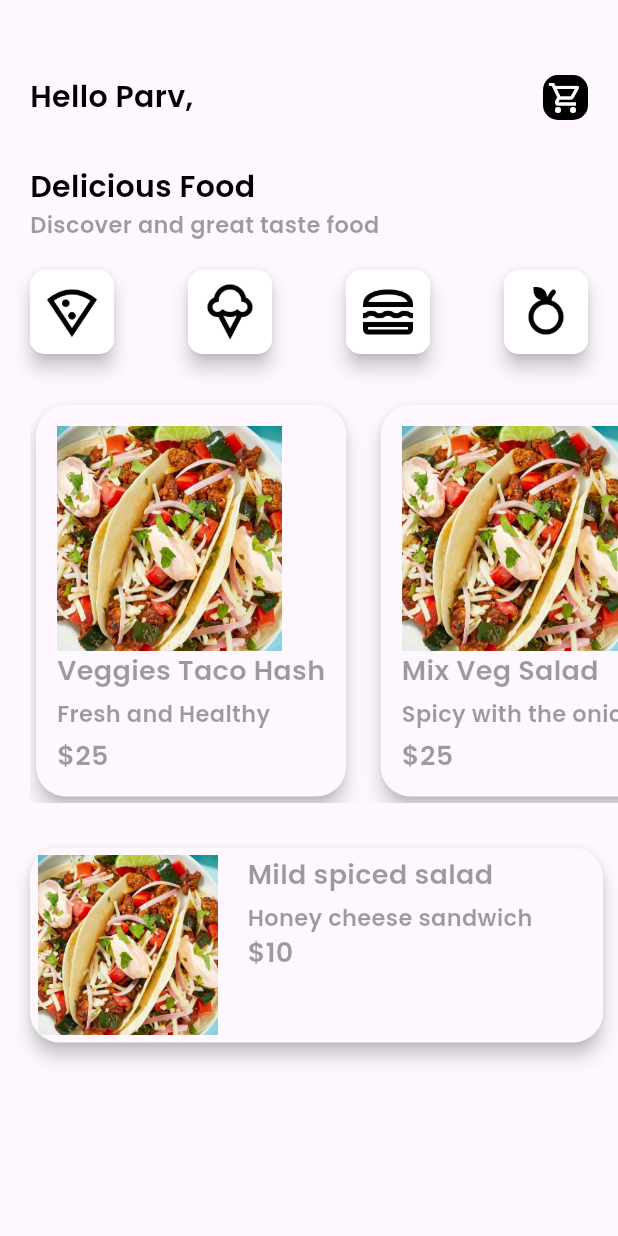
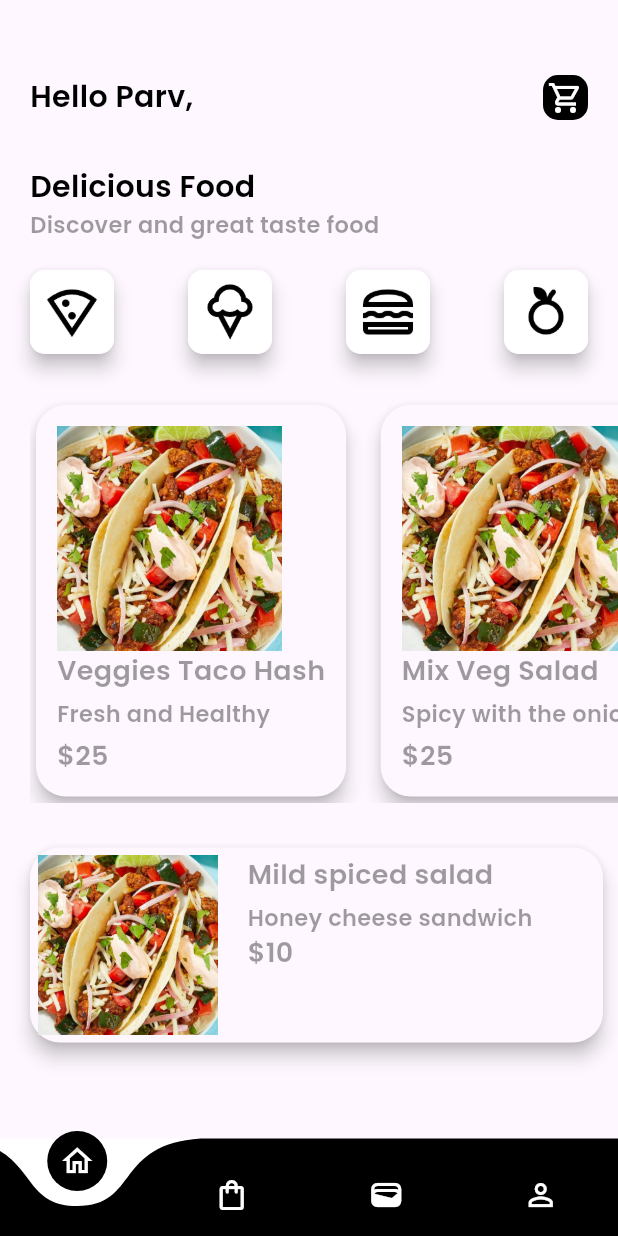
Before and after one commit to IAMPARVp2/Food_DeliveryApp-, a Flutter app: the screen it shows after launch, on a phone screen of 412 x 824 dp. Run offline on Flutter 3.47's test engine with Material 3 defaults, Android fonts, the phone set to English and light mode, and no system bars; drawn by our look-alikes of curved_navigation_bar.

Commit message:
today i have completed by details file as well as some changes in bottom navigation file and some related changes in main and home file

```diff
--- a/lib/main.dart
+++ b/lib/main.dart
@@ -1,4 +1,5 @@
 import 'package:flutter/material.dart';
+import 'package:food_delivery/pages/bottom_nav.dart';
 import 'package:food_delivery/pages/home.dart';
 
 void main() {
@@ -32,7 +33,7 @@ class MyApp extends StatelessWidget {
           colorScheme: ColorScheme.fromSeed(seedColor: Colors.deepPurple),
           useMaterial3: true,
         ),
-        home: home());
+        home: BottomNav());
   }
 }
 
--- a/lib/pages/bottom_nav.dart
+++ b/lib/pages/bottom_nav.dart
@@ -3,6 +3,7 @@ import 'package:food_delivery/pages/home.dart';
 import 'package:food_delivery/pages/order.dart';
 import 'package:food_delivery/pages/profile.dart';
 import 'package:food_delivery/pages/wallet.dart';
+import 'package:curved_navigation_bar/curved_navigation_bar.dart';
 
 class BottomNav extends StatefulWidget {
   const BottomNav({super.key});
@@ -34,17 +35,35 @@ class _BottomNavState extends State<BottomNav> {
   Widget build(BuildContext context) {
     return Scaffold(
       bottomNavigationBar: CurvedNavigationBar(
-        backgroundColor: Colors.blueAccent,
-        items: <Widget>[
-          Icon(Icons.add, size: 30),
-          Icon(Icons.list, size: 30),
-          Icon(Icons.compare_arrows, size: 30),
+        height: 65,
+        backgroundColor: Colors.white,
+        color: Colors.black,
+        animationDuration: Duration(milliseconds: 250),
+        onTap: (int index) {
+          setState(() {
+            currentTabIndex = index;
+          });
+        },
+        items: const [
+          Icon(
+            Icons.home_outlined,
+            color: Colors.white,
+          ), // Icon
+          Icon(
+            Icons.shopping_bag_outlined,
+            color: Colors.white,
+          ),
+          Icon(
+            Icons.wallet_outlined,
+            color: Colors.white,
+          ),
+          Icon(
+            Icons.person_outline,
+            color: Colors.white,
+          ),
         ],
-        onTap: (index) {
-          //Handle button tap
-        },
       ),
-      body: Container(color: Colors.blueAccent),
+      body: pages[currentTabIndex],
     );
   }
 }
--- a/lib/pages/home.dart
+++ b/lib/pages/home.dart
@@ -1,4 +1,5 @@
 import 'package:flutter/material.dart';
+import 'package:food_delivery/pages/details.dart';
 import 'package:food_delivery/widgets/widget_support.dart';
 
 class home extends StatefulWidget {
@@ -56,7 +57,12 @@ class _homeState extends State<home> {
               scrollDirection: Axis.horizontal,
               child: Row(
                 children: [
-                  Container(
+                  GestureDetector(
+                    onTap: () {
+                      Navigator.push(context,
+                          MaterialPageRoute(builder: (context) => Details()));
+                    },
+                    child: Container(
                       margin: EdgeInsets.all(4),
                       child: Material(
                         elevation: 5.0,
@@ -85,6 +91,7 @@ class _homeState extends State<home> {
                               Text("\$25",
                                   style: AppWidget.SemiBoldTextFeildStyle()),
                             ],
+                          ),
                         ),
                       ),
                     ),
```
Also changed, not shown: lib/pages/details.dart (added, +344 -0 lines). Lines whose indentation alone changed are shown as unchanged.
